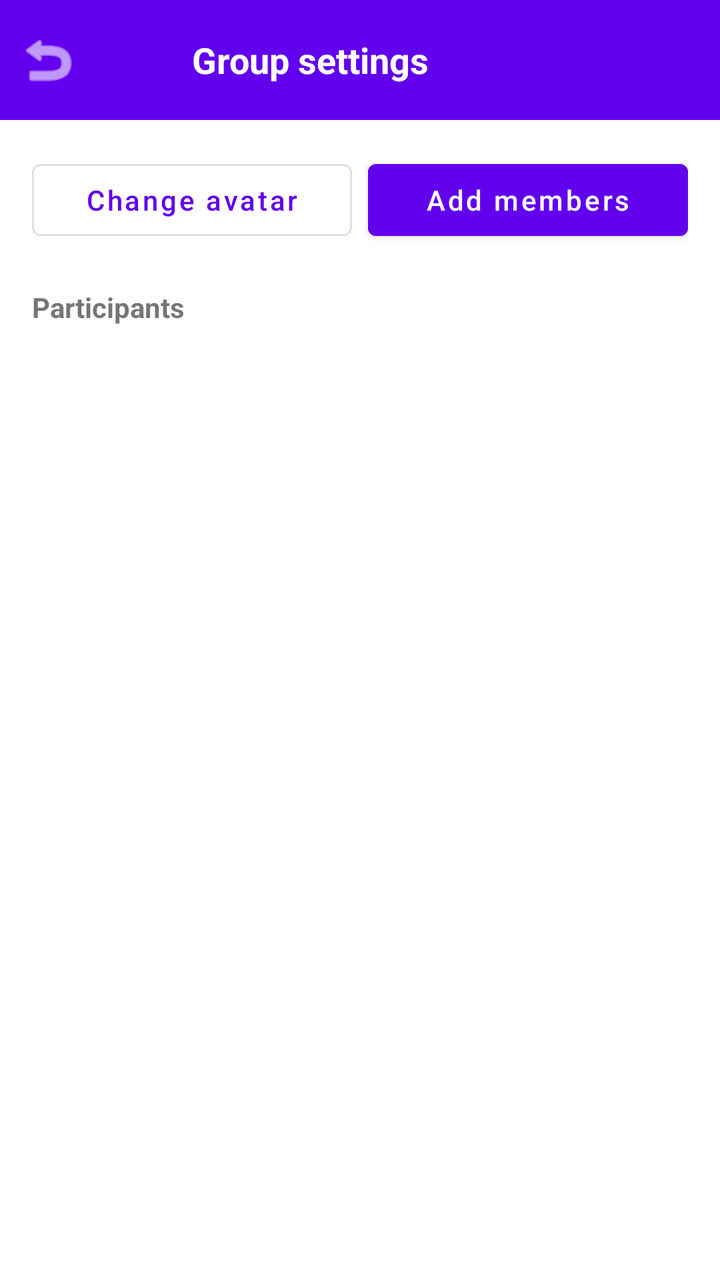
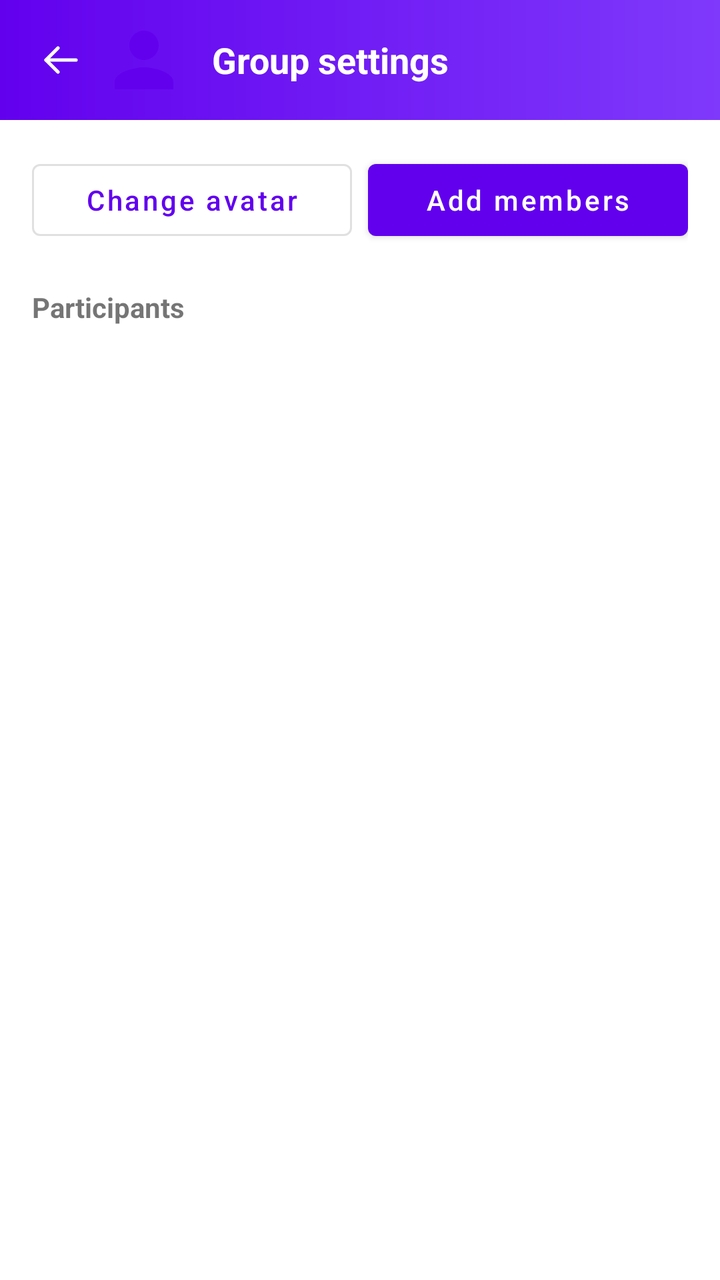

An Android layout rendered at two revisions. The XML below is the earlier revision; the diff shows what the commit changed to produce the second picture.
<!-- AndroidManifest.xml: application theme Theme.Muzea -->
<!-- res/layout/fragment_group_settings.xml -->
<?xml version="1.0" encoding="utf-8"?>
<LinearLayout xmlns:android="http://schemas.android.com/apk/res/android"
    android:layout_width="match_parent"
    android:layout_height="match_parent"
    android:background="@android:color/white"
    android:orientation="vertical">

    <LinearLayout
        android:layout_width="match_parent"
        android:layout_height="wrap_content"
        android:background="?attr/colorPrimary"
        android:gravity="center_vertical"
        android:orientation="horizontal"
        android:paddingStart="8dp"
        android:paddingEnd="8dp">

        <ImageButton
            android:id="@+id/btnBack"
            android:layout_width="wrap_content"
            android:layout_height="wrap_content"
            android:background="?attr/selectableItemBackgroundBorderless"
            android:contentDescription="@string/action_back"
            android:src="@android:drawable/ic_menu_revert"
            android:tint="@android:color/white" />

        <ImageView
            android:id="@+id/ivHeaderAvatar"
            android:layout_width="44dp"
            android:layout_height="44dp"
            android:layout_marginVertical="8dp"
            android:background="?attr/selectableItemBackgroundBorderless"
            android:clickable="true"
            android:contentDescription="@string/avatar_description"
            android:focusable="true"
            android:src="@drawable/ic_default_avatar" />

        <TextView
            android:id="@+id/tvTitle"
            android:layout_width="0dp"
            android:layout_height="wrap_content"
            android:layout_marginStart="12dp"
            android:layout_weight="1"
            android:ellipsize="end"
            android:maxLines="1"
            android:text="@string/group_settings_title"
            android:textColor="@android:color/white"
            android:textSize="18sp"
            android:textStyle="bold" />

    </LinearLayout>

    <LinearLayout
        android:layout_width="match_parent"
        android:layout_height="wrap_content"
        android:orientation="horizontal"
        android:padding="16dp">

        <Button
            android:id="@+id/btnChangeAvatar"
            style="@style/Widget.MaterialComponents.Button.OutlinedButton"
            android:layout_width="0dp"
            android:layout_height="48dp"
            android:layout_weight="1"
            android:text="@string/group_change_avatar"
            android:textAllCaps="false" />

        <Button
            android:id="@+id/btnAddMembers"
            android:layout_width="0dp"
            android:layout_height="48dp"
            android:layout_marginStart="8dp"
            android:layout_weight="1"
            android:text="@string/group_add_members"
            android:textAllCaps="false" />

    </LinearLayout>

    <TextView
        android:layout_width="match_parent"
        android:layout_height="wrap_content"
        android:paddingStart="16dp"
        android:paddingTop="4dp"
        android:paddingEnd="16dp"
        android:paddingBottom="8dp"
        android:text="@string/group_participants"
        android:textSize="14sp"
        android:textStyle="bold" />

    <FrameLayout
        android:layout_width="match_parent"
        android:layout_height="0dp"
        android:layout_weight="1">

        <androidx.recyclerview.widget.RecyclerView
            android:id="@+id/recyclerViewParticipants"
            android:layout_width="match_parent"
            android:layout_height="match_parent" />

        <TextView
            android:id="@+id/tvEmpty"
            android:layout_width="wrap_content"
            android:layout_height="wrap_content"
            android:layout_gravity="center"
            android:text="@string/group_participants_empty"
            android:textSize="16sp"
            android:visibility="gone" />

        <TextView
            android:id="@+id/tvError"
            android:layout_width="wrap_content"
            android:layout_height="wrap_content"
            android:layout_gravity="center"
            android:padding="24dp"
            android:textColor="@color/red"
            android:textSize="14sp"
            android:visibility="gone" />

        <ProgressBar
            android:id="@+id/progressBar"
            android:layout_width="wrap_content"
            android:layout_height="wrap_content"
            android:layout_gravity="center"
            android:visibility="gone" />

    </FrameLayout>

</LinearLayout>
<!-- resources referenced by this layout -->
<resources>
  <color name="red">#FFFF0000</color>
  <!-- drawable ic_default_avatar (drawable) -->
  <vector xmlns:android="http://schemas.android.com/apk/res/android"
      android:width="24dp"
      android:height="24dp"
      android:viewportWidth="24"
      android:viewportHeight="24">
      <path
          android:fillColor="#FF6200EE"
          android:pathData="M12,12c2.21,0 4,-1.79 4,-4s-1.79,-4 -4,-4 -4,1.79 -4,4 1.79,4 4,4zM12,14c-2.67,0 -8,1.34 -8,4v2h16v-2c0,-2.66 -5.33,-4 -8,-4z"/>
  </vector>
  <string name="action_back">Back</string>
  <string name="avatar_description">User avatar</string>
  <string name="group_add_members">Add members</string>
  <string name="group_change_avatar">Change avatar</string>
  <string name="group_participants">Participants</string>
  <string name="group_participants_empty">No participants</string>
  <string name="group_settings_title">Group settings</string>
  <style name="Theme.Muzea" parent="Theme.MaterialComponents.DayNight.NoActionBar">
          <item name="colorPrimary">@color/purple_500</item>
          <item name="colorPrimaryVariant">@color/purple_700</item>
          <item name="colorOnPrimary">@color/white</item>
          <item name="colorSecondary">@color/teal_200</item>
          <item name="colorSecondaryVariant">@color/teal_700</item>
          <item name="colorOnSecondary">@color/black</item>
          <item name="android:statusBarColor">?attr/colorPrimaryVariant</item>
  
          
          <item name="materialButtonStyle">@style/Widget.MaterialComponents.Button</item>
          <item name="materialCardViewStyle">@style/Widget.MaterialComponents.CardView</item>
      </style>
  <color name="purple_500">#FF6200EE</color>
  <color name="purple_700">#FF3700B3</color>
  <color name="white">#FFFFFFFF</color>
  <color name="teal_200">#FF03DAC5</color>
  <color name="teal_700">#FF018786</color>
  <color name="black">#FF000000</color>
</resources>

<!-- the commit's change to res/layout/fragment_group_settings.xml (unified diff, before → after) -->
@@ -8,7 +8,7 @@
     <LinearLayout
         android:layout_width="match_parent"
         android:layout_height="wrap_content"
-        android:background="?attr/colorPrimary"
+        android:background="@drawable/bg_toolbar_gradient"
         android:gravity="center_vertical"
         android:orientation="horizontal"
         android:paddingStart="8dp"
@@ -16,11 +16,12 @@
 
         <ImageButton
             android:id="@+id/btnBack"
-            android:layout_width="wrap_content"
-            android:layout_height="wrap_content"
+            android:layout_width="40dp"
+            android:layout_height="40dp"
+            android:layout_marginStart="2dp"
             android:background="?attr/selectableItemBackgroundBorderless"
             android:contentDescription="@string/action_back"
-            android:src="@android:drawable/ic_menu_revert"
+            android:src="@drawable/ic_arrow_back_thin"
             android:tint="@android:color/white" />
 
         <ImageView
<!-- resource entries referenced after the edit -->
@@ -1,6 +1,36 @@
 <!-- resources referenced by this layout -->
 <resources>
   <color name="red">#FFFF0000</color>
+  <!-- drawable bg_toolbar_gradient (drawable) -->
+  <?xml version="1.0" encoding="utf-8"?>
+  <shape xmlns:android="http://schemas.android.com/apk/res/android"
+      android:shape="rectangle">
+      <gradient
+          android:angle="0"
+          android:endColor="@color/toolbar_gradient_end"
+          android:startColor="@color/toolbar_gradient_start" />
+  </shape>
+  <!-- drawable ic_arrow_back_thin (drawable) -->
+  <vector xmlns:android="http://schemas.android.com/apk/res/android"
+      android:width="24dp"
+      android:height="24dp"
+      android:viewportWidth="24"
+      android:viewportHeight="24">
+  
+      <path
+          android:fillColor="@android:color/transparent"
+          android:pathData="M20,12H5"
+          android:strokeColor="#FFFFFFFF"
+          android:strokeLineCap="round"
+          android:strokeWidth="1.7" />
+      <path
+          android:fillColor="@android:color/transparent"
+          android:pathData="M11,6L5,12L11,18"
+          android:strokeColor="#FFFFFFFF"
+          android:strokeLineCap="round"
+          android:strokeLineJoin="round"
+          android:strokeWidth="1.7" />
+  </vector>
   <!-- drawable ic_default_avatar (drawable) -->
   <vector xmlns:android="http://schemas.android.com/apk/res/android"
       android:width="24dp"
@@ -30,12 +60,25 @@
           
           <item name="materialButtonStyle">@style/Widget.MaterialComponents.Button</item>
           <item name="materialCardViewStyle">@style/Widget.MaterialComponents.CardView</item>
+  
+          
+          <item name="materialAlertDialogTheme">@style/ThemeOverlay.Muzea.Dialog</item>
       </style>
+  <color name="toolbar_gradient_end">#FF7F39FB</color>
+  <color name="toolbar_gradient_start">#FF6200EE</color>
   <color name="purple_500">#FF6200EE</color>
   <color name="purple_700">#FF3700B3</color>
   <color name="white">#FFFFFFFF</color>
   <color name="teal_200">#FF03DAC5</color>
   <color name="teal_700">#FF018786</color>
   <color name="black">#FF000000</color>
+  <style name="ThemeOverlay.Muzea.Dialog" parent="ThemeOverlay.MaterialComponents.MaterialAlertDialog">
+          <item name="shapeAppearanceOverlay">@style/ShapeAppearance.Muzea.Dialog</item>
+          <item name="colorPrimary">@color/purple_500</item>
+      </style>
+  <style name="ShapeAppearance.Muzea.Dialog" parent="">
+          <item name="cornerFamily">rounded</item>
+          <item name="cornerSize">20dp</item>
+      </style>
 </resources>
 
